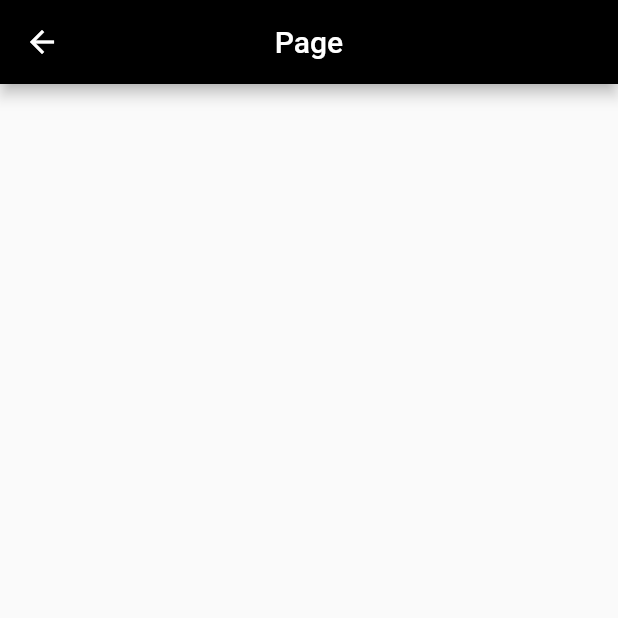
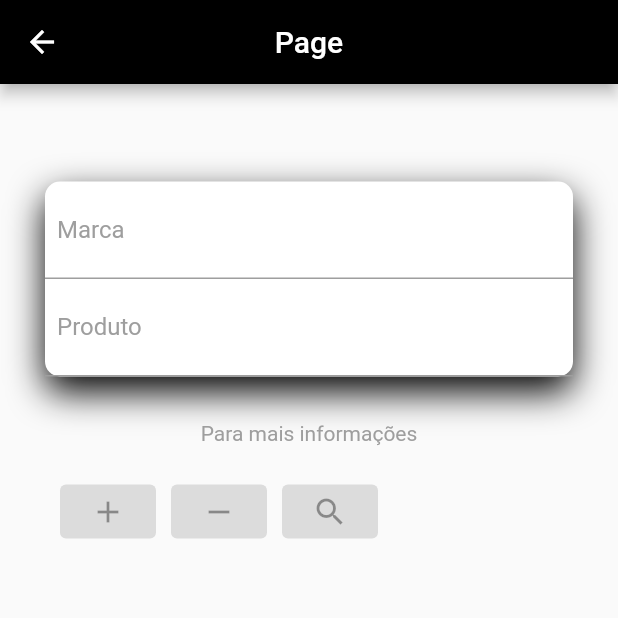
Before and after one commit to tassoares/dart-flutter-algoritmoIII, a Flutter app: the People screen opened directly, on a phone screen of 412 x 824 dp, the top half of it. Run offline on Flutter 3.47's test engine with Material 2 defaults, Android fonts, the phone set to English and light mode, and no system bars; network calls fail.

Commit message:
fist atualização

```diff
--- a/lib/pages/people.dart
+++ b/lib/pages/people.dart
@@ -1,4 +1,6 @@
 import 'package:flutter/material.dart';
+import 'package:store/main.dart';
+import 'package:store/pages/home.dart';
 //import 'package:flutter/src/widgets/container.dart';
 //import 'package:flutter/src/widgets/framework.dart';
 
@@ -13,6 +15,92 @@ class People extends StatelessWidget {
         centerTitle: true,
         backgroundColor: Colors.black,
       ),
-    );
+            body: Padding(
+                  padding: const EdgeInsets.all(30),
+                  child: Column(
+                    children: <Widget> [
+                      const SizedBox(height: 35,),
+                      Container(
+                        decoration: BoxDecoration(
+                          color: Colors.white,
+                          borderRadius: BorderRadius.circular(10),
+                          boxShadow: const [BoxShadow(
+                            color: Color.fromARGB(252, 0, 0, 0),
+                            blurRadius: 20,
+                            offset: Offset(0, 10),
+                          )]
+                        ),
+                        child: Column(
+                          children: <Widget>[
+                            Container(
+                              padding: const EdgeInsets.all(8),
+                              decoration: const BoxDecoration(
+                                border: Border(bottom: BorderSide(color: Colors.grey)),
+                              ),
+                              child: const TextField(
+                                decoration: InputDecoration(
+                                  hintText: "Marca",
+                                  hintStyle: TextStyle(color: Colors.grey),
+                                  border: InputBorder.none
+                                ),
+                              ),
+                            ),
+                            Container(
+                              padding: const EdgeInsets.all(8),
+                              decoration: const BoxDecoration(
+                                border: Border(bottom: BorderSide(color: Colors.grey)),
+                              ),
+                              child: const TextField(
+                                decoration: InputDecoration(
+                                  hintText: "Produto",
+                                  hintStyle: TextStyle(color: Colors.grey),
+                                  border: InputBorder.none
+                                ),
+                              ),
+                            ),
+                          ],
+                        ),
+                      ),
+                      const SizedBox(height: 30,),
+                      const Text("Para mais informações", style: TextStyle(color: Colors.grey),),
+                      const SizedBox(height: 20,),
+                      //Estruturação do Botão de entrada
+                      InkWell(
+                        child: Row(
+              children: const [
+                // Adiciona
+                Padding(
+                  padding: EdgeInsets.only(bottom: 20, left: 10),
+                  child: ElevatedButton(
+                    onPressed: null,
+                    child: Icon(Icons.add),
+                  ),
+                ),
+                // Remove
+                Padding(
+                  padding: EdgeInsets.only(bottom: 20, left: 10),
+                  child: ElevatedButton(
+                      onPressed: null,
+                      child: Icon(Icons.remove),
+                    ),
+                ),
+                // Pesquisa
+                Padding(
+                  padding: EdgeInsets.only(bottom: 20, left: 10),
+                  child: ElevatedButton(
+                      onPressed: null,
+                      child: Icon(Icons.search),
+                    ),
+                ),
+              ],
+            ),
+                        onTap: () {
+                          Navigator.push(context, MaterialPageRoute(builder: (context) => const Home()));
+                        },
+                      ),
+                    ],
+                  ),
+            ),);
+
   }
 }
--- a/pubspec.yaml
+++ b/pubspec.yaml
@@ -60,8 +60,8 @@ flutter:
   uses-material-design: true
 
   # To add assets to your application, add an assets section, like this:
-  # assets:
-  #   - images/a_dot_burr.jpeg
+  assets:
+      - assets/images/
   #   - images/a_dot_ham.jpeg
 
   # An image asset can refer to one or more resolution-specific "variants", see
```
Also changed, not shown: lib/login_screen.dart (+11 -3 lines), lib/main.dart (+3 -38 lines), lib/menu/navigation_drawer.dart (renamed from lib/navigation_drawer.dart, +5 -7 lines), lib/pages/home.dart (added, +33 -0 lines), assets/images/bag.jpg (added), assets/images/image.png (added), assets/images/shoes.jpg (added), lib/menu/drawer_item.dart (renamed from lib/drawer_item.dart), 1 other file.
